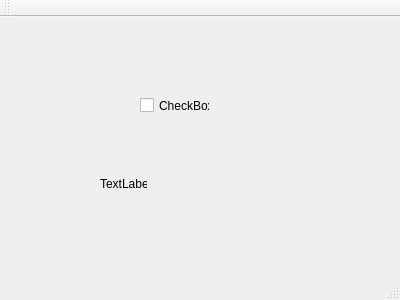
Old version of the form mainwindow.ui in the repository andydexter/test.
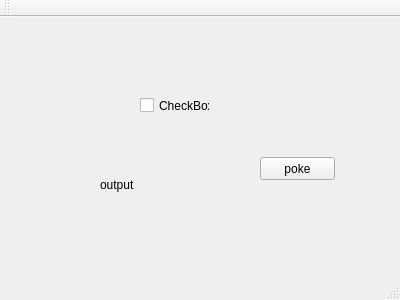
New version of the form.

Commit message: added poke button

The edit to the form file:
```diff
--- a/mainwindow.ui
+++ b/mainwindow.ui
@@ -32,12 +32,25 @@
      <rect>
       <x>100</x>
       <y>160</y>
-      <width>47</width>
-      <height>13</height>
+      <width>121</width>
+      <height>16</height>
      </rect>
     </property>
     <property name="text">
-     <string>TextLabel</string>
+     <string>output</string>
+    </property>
+   </widget>
+   <widget class="QPushButton" name="pushButton">
+    <property name="geometry">
+     <rect>
+      <x>260</x>
+      <y>140</y>
+      <width>75</width>
+      <height>23</height>
+     </rect>
+    </property>
+    <property name="text">
+     <string>poke</string>
     </property>
    </widget>
   </widget>
```
The commit also changes 2 other files.
